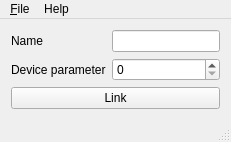
This is mainwindow.ui in labstreaminglayer/App-TobiiStreamEngine as Qt 5 draws it before an edit. The edited form follows.
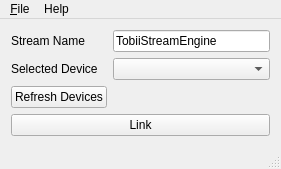
This is the edited form.

```diff
--- a/mainwindow.ui
+++ b/mainwindow.ui
@@ -2,6 +2,14 @@
 <ui version="4.0">
  <class>MainWindow</class>
  <widget class="QMainWindow" name="MainWindow">
+  <property name="geometry">
+   <rect>
+    <x>0</x>
+    <y>0</y>
+    <width>281</width>
+    <height>166</height>
+   </rect>
+  </property>
   <property name="windowTitle">
    <string>BestPracticesGUI Connector</string>
   </property>
@@ -10,11 +18,28 @@
     <item row="1" column="0">
      <widget class="QLabel" name="label_name">
       <property name="text">
-       <string>Name</string>
+       <string>Stream Name</string>
       </property>
      </widget>
     </item>
-    <item row="3" column="0" colspan="2">
+    <item row="1" column="1">
+     <widget class="QLineEdit" name="input_name">
+      <property name="text">
+       <string>TobiiStreamEngine</string>
+      </property>
+     </widget>
+    </item>
+    <item row="2" column="0">
+     <widget class="QLabel" name="label_device">
+      <property name="text">
+       <string>Selected Device</string>
+      </property>
+     </widget>
+    </item>
+    <item row="2" column="1">
+     <widget class="QComboBox" name="comboBox_device"/>
+    </item>
+    <item row="4" column="0" colspan="2">
      <widget class="QPushButton" name="linkButton">
       <property name="sizePolicy">
        <sizepolicy hsizetype="MinimumExpanding" vsizetype="Fixed">
@@ -27,20 +52,10 @@
       </property>
      </widget>
     </item>
-    <item row="1" column="1">
-     <widget class="QLineEdit" name="input_name"/>
-    </item>
-    <item row="2" column="0">
-     <widget class="QLabel" name="label_device">
+    <item row="3" column="0">
+     <widget class="QPushButton" name="pushButton_refresh">
       <property name="text">
-       <string>Device parameter</string>
-      </property>
-     </widget>
-    </item>
-    <item row="2" column="1">
-     <widget class="QSpinBox" name="input_device">
-      <property name="maximum">
-       <number>400</number>
+       <string>Refresh Devices</string>
       </property>
      </widget>
     </item>
@@ -51,8 +66,8 @@
     <rect>
      <x>0</x>
      <y>0</y>
-     <width>262</width>
-     <height>30</height>
+     <width>281</width>
+     <height>26</height>
     </rect>
    </property>
    <widget class="QMenu" name="menuFile">
```
